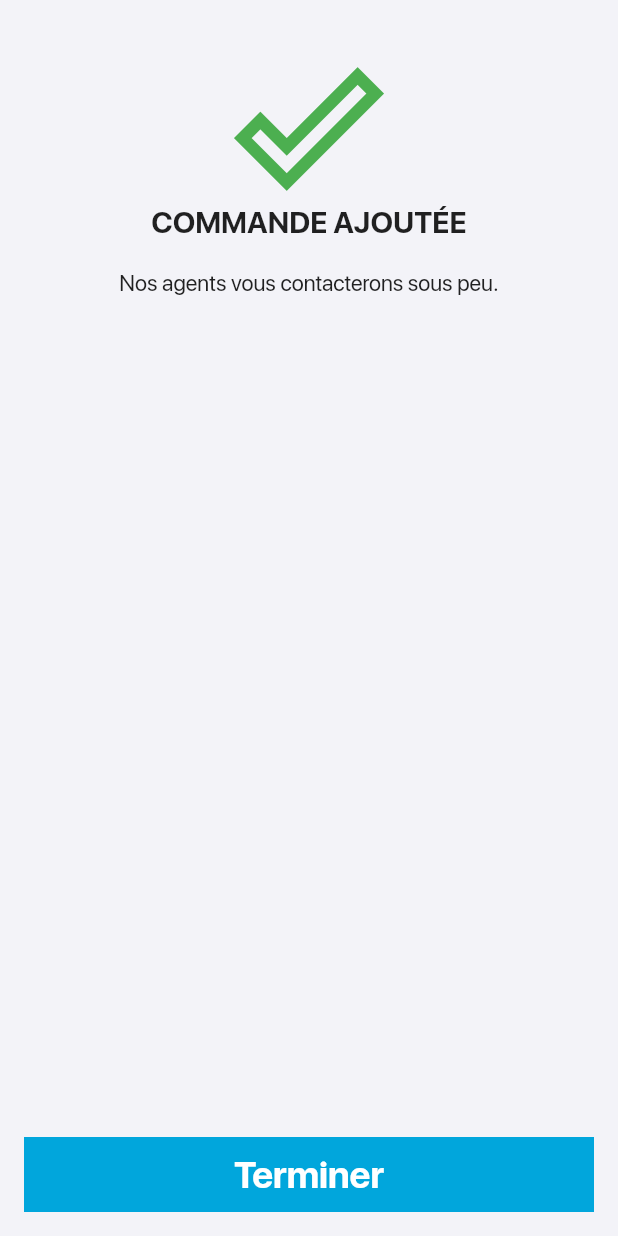
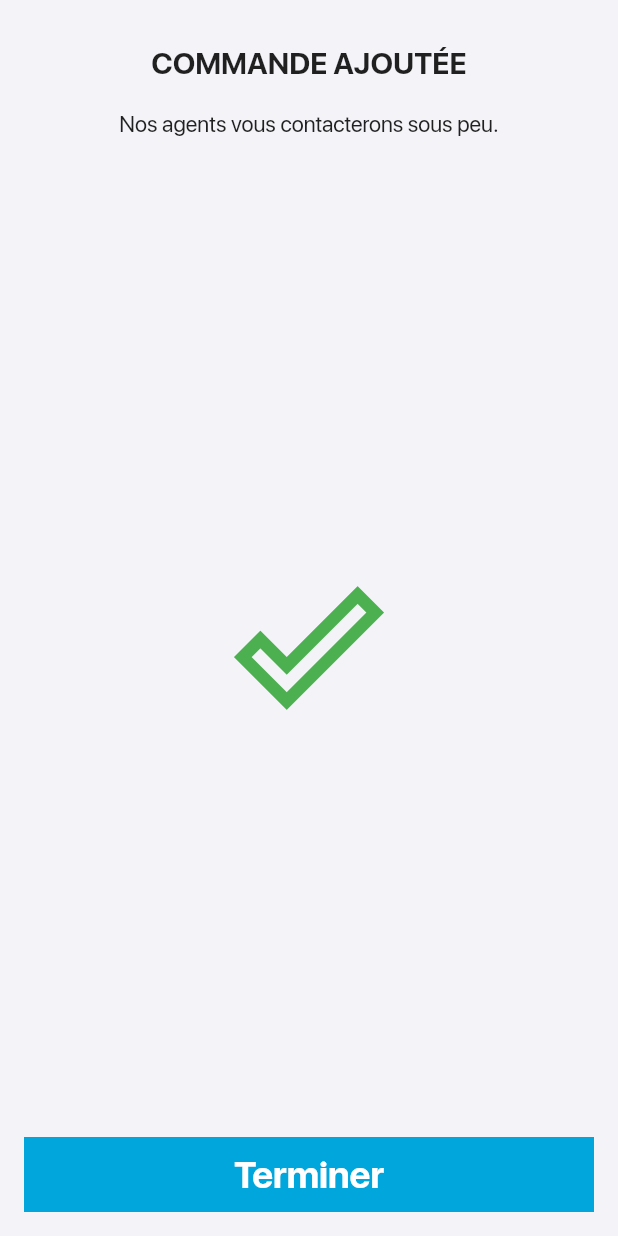
Before and after one commit to stalertelie/my_clean, a Flutter app: the BookingResultScreen screen opened directly, on a phone screen of 412 x 824 dp. Run offline on Flutter 3.47's test engine with Material 2 defaults, Android fonts, the phone set to English and light mode, and no system bars; our stand-ins replace animate_do, barcode_widget, cached_network_image, carousel_slider, dotted_border, flutter_datetime_picker and 19 more; missing offline and left inert: dart:ffi, http_interceptor, ioc, jwt_decode, ticket_widget; accounts and stored records are empty; network calls fail; project files that could hold a hidden picture were left out.

Commit message:
Correction Wording

```diff
--- a/lib/pages/booking/booking_bloc.dart
+++ b/lib/pages/booking/booking_bloc.dart
@@ -330,6 +330,9 @@ class BookingBloc extends BaseBloc {
       if (tarificationActive.quantity == 0 && quantity == -1) {
         return;
       }
+      if (tarificationActive.quantity == 5 && quantity != -1) {
+        return;
+      }
       tarificationActive.quantity =
           (tarificationActive.quantity ?? 0) + quantity;
       _simpleTarificationSubject.add(_simpleTarificationSubject.value);
--- a/lib/pages/booking/booking_sucess_page.dart
+++ b/lib/pages/booking/booking_sucess_page.dart
@@ -20,20 +20,13 @@ class _BookingResultScreenState extends State<BookingResultScreen> {
       child: Scaffold(
         backgroundColor: const Color(colorDefaultService),
         body: Column(
-          mainAxisAlignment: MainAxisAlignment.center,
+          mainAxisAlignment: MainAxisAlignment.spaceBetween,
+          //crossAxisAlignment: Cro,
           children: [
             Padding(
-              padding: const EdgeInsets.all(16.0),
+              padding: const EdgeInsets.symmetric(horizontal: 16, vertical: 30),
               child: Column(
                 children: [
-                  const SizedBox(
-                    height: 20,
-                  ),
-                  const Icon(
-                    Icons.done_outline_sharp,
-                    color: Colors.green,
-                    size: 100,
-                  ),
                   AppLocalizations.current.bookingDone
                       .toUpperCase()
                       .text
@@ -49,8 +42,10 @@ class _BookingResultScreenState extends State<BookingResultScreen> {
                 ],
               ),
             ),
-            Expanded(
-              child: Container(),
+            const Icon(
+              Icons.done_outline_sharp,
+              color: Colors.green,
+              size: 100,
             ),
             InkWell(
               onTap: () =>
--- a/lib/pages/booking/map_view.dart
+++ b/lib/pages/booking/map_view.dart
@@ -95,8 +95,9 @@ class _MapViewScreenState extends State<MapViewScreen> {
             myLocationEnabled: true,
             initialCameraPosition: CameraPosition(
               target: LatLng(latitude ?? 0, longitude ?? 0),
-              zoom: 14.4746,
+              zoom: 16,
             ),
+            minMaxZoomPreference: const MinMaxZoomPreference(10, 16),
           ),
         ),
         Positioned(
@@ -216,7 +217,7 @@ class _MapViewScreenState extends State<MapViewScreen> {
           bearing: 270.0,
           target: destLocation,
           tilt: 30.0,
-          zoom: 15.0,
+          zoom: 16.0,
         ),
       ),
     );
--- a/lib/pages/booking/mode_payment.dart
+++ b/lib/pages/booking/mode_payment.dart
@@ -37,7 +37,7 @@ class _ModePaymentScreenState extends State<ModePaymentScreen> {
             GestureDetector(
               onTap: () => Navigator.of(context).pop(),
               child: PaimentOptionWidget(
-                  title: 'Payer cash après la livraison',
+                  title: AppLocalizations.current.payCashAfterService,
                   bgColor: const Color(colorPrimary),
                   titleColor: Colors.white,
                   logo: Image.asset(
--- a/lib/pages/booking/search_page.dart
+++ b/lib/pages/booking/search_page.dart
@@ -48,9 +48,9 @@ class _SearchPageState extends State<SearchPage> {
                   'images/icons/map-marker.svg',
                   width: 40,
                 )),
-            onChanged: (String value) {
-              if (value.length >= 2) {
-                _bloc.getProposition(value);
+            onChanged: (String? value) {
+              if (value != null && value.length >= 2) {
+                _bloc.mapsearchSubject.add(value);
               }
             },
           ),
```
Also changed, not shown: lib/l10n/messages_en.dart (+7 -0 lines), lib/l10n/messages_fr.dart (+7 -0 lines), lib/l10n/messages_messages.dart (+7 -0 lines), lib/pages/booking/booking_recap.dart (+11 -10 lines), lib/pages/booking/search_bloc.dart (+11 -0 lines), lib/services/localization.dart (+23 -0 lines).
